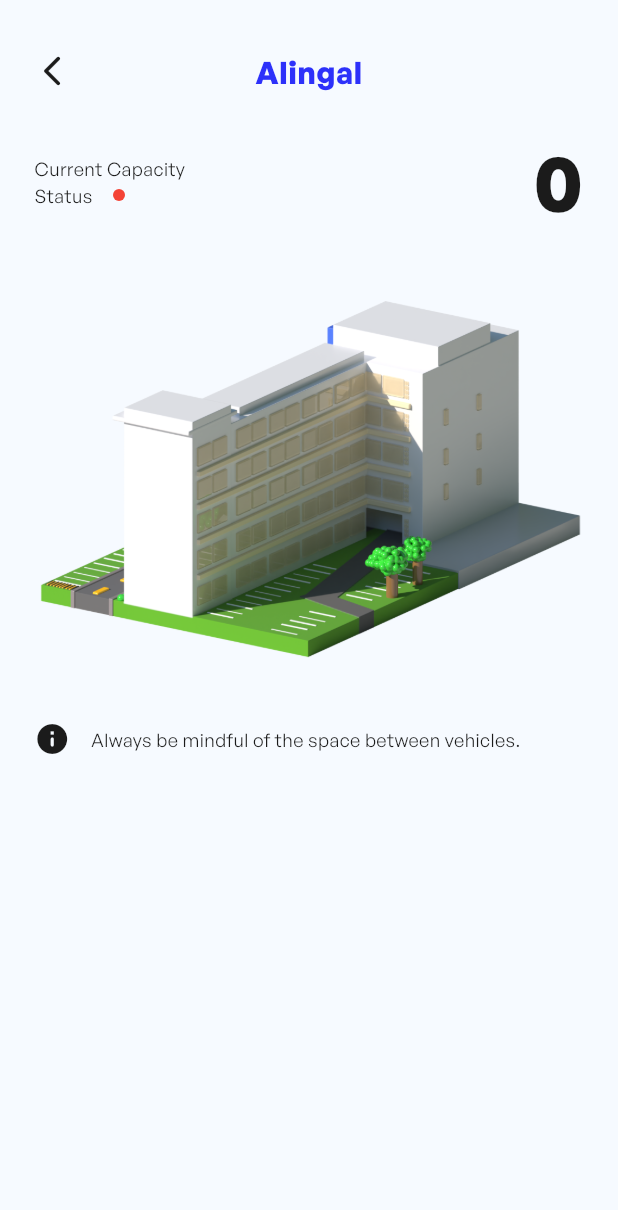
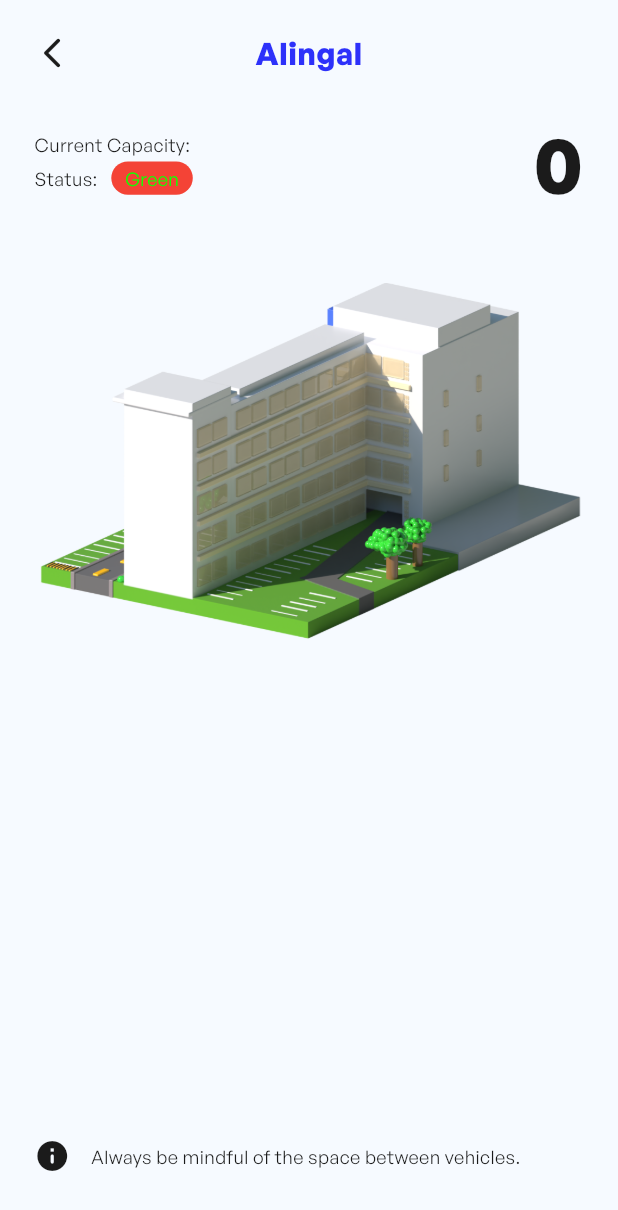
Before and after one commit to MNJDen/Park_in_Capstone, a Flutter app: the Alingal4wEmployee screen opened directly, on a phone screen of 412 x 824 dp. Shown: the top 1210 px of the screen. Run offline on Flutter 3.47's test engine with Material 3 defaults, Android fonts, the light colour scheme and no system bars; our stand-ins replace animated_toggle_switch, cloud_firestore, contained_tab_bar_view, firebase_auth, firebase_core, firebase_database and 9 more; missing offline and left inert: disclosure, navbar_router; accounts and stored records are empty.

Commit message:
Screens: Update Parking Areas Alingal 4W Employee

```diff
--- a/lib/screens/parking areas/four wheels employee/alingal_4W_employee.dart
+++ b/lib/screens/parking areas/four wheels employee/alingal_4W_employee.dart
@@ -1,6 +1,7 @@
 import 'package:flutter/material.dart';
 import 'package:flutter_screenutil/flutter_screenutil.dart';
 import 'package:firebase_database/firebase_database.dart';
+import 'package:navbar_router/navbar_router.dart';
 import 'package:park_in/components/theme/color_scheme.dart';
 
 class Alingal4wEmployee extends StatefulWidget {
@@ -42,11 +43,15 @@ class _Alingal4wEmployeeState extends State<Alingal4wEmployee> {
     return Scaffold(
       backgroundColor: bgColor,
       body: SafeArea(
-        child: SingleChildScrollView(
+        child: Padding(
           padding: EdgeInsets.symmetric(horizontal: 20.w),
           child: Column(
+            mainAxisAlignment: MainAxisAlignment.spaceBetween,
+            crossAxisAlignment: CrossAxisAlignment.start,
             children: [
-              SizedBox(height: 32.h),
+              Column(
+                children: [
+                  SizedBox(height: 20.h),
                   Stack(
                     alignment: Alignment.center,
                     children: [
@@ -55,6 +60,7 @@ class _Alingal4wEmployeeState extends State<Alingal4wEmployee> {
                         child: GestureDetector(
                           onTap: () {
                             Navigator.pop(context);
+                            NavbarNotifier.hideBottomNavBar = false;
                           },
                           child: const Icon(
                             Icons.arrow_back_ios_new_rounded,
@@ -80,31 +86,44 @@ class _Alingal4wEmployeeState extends State<Alingal4wEmployee> {
                         crossAxisAlignment: CrossAxisAlignment.start,
                         children: [
                           Text(
-                        "Current Capacity",
+                            "Current Capacity:",
                             style: TextStyle(
                               fontSize: 12.sp,
                               color: blackColor,
                             ),
                           ),
+                          SizedBox(
+                            height: 2.h,
+                          ),
                           Row(
                             crossAxisAlignment: CrossAxisAlignment.center,
                             children: [
                               Text(
-                            "Status",
+                                "Status:",
                                 style: TextStyle(
                                   fontSize: 12.sp,
                                   color: blackColor,
                                 ),
                               ),
-                          SizedBox(width: 12.w),
+                              SizedBox(width: 8.w),
                               Container(
-                            width: 7.w,
-                            height: 7.w,
+                                padding: EdgeInsets.symmetric(
+                                  horizontal: 8.w,
+                                  vertical: 2.h,
+                                ),
                                 decoration: BoxDecoration(
                                   color: _alingalAvailableSpace > 0
-                                  ? parkingGreenColor
+                                      ? parkingGreenColor.withOpacity(0.1)
                                       : Colors.red,
                                   borderRadius: BorderRadius.circular(100),
+                                ),
+                                child: Text(
+                                  "Green",
+                                  style: TextStyle(
+                                    color: parkingGreenColor,
+                                    fontSize: 12.sp,
+                                    fontWeight: FontWeight.w400,
+                                  ),
                                 ),
                               ),
                             ],
@@ -128,8 +147,11 @@ class _Alingal4wEmployeeState extends State<Alingal4wEmployee> {
                     width: 352.w,
                     height: 232.h,
                   ),
-              SizedBox(height: 40.h),
-              Row(
+                ],
+              ),
+              Padding(
+                padding: EdgeInsets.only(bottom: 40.h),
+                child: Row(
                   crossAxisAlignment: CrossAxisAlignment.center,
                   children: [
                     const Icon(
@@ -149,6 +171,7 @@ class _Alingal4wEmployeeState extends State<Alingal4wEmployee> {
                     ),
                   ],
                 ),
+              ),
             ],
           ),
         ),
```
Lines whose indentation alone changed are shown as unchanged.
